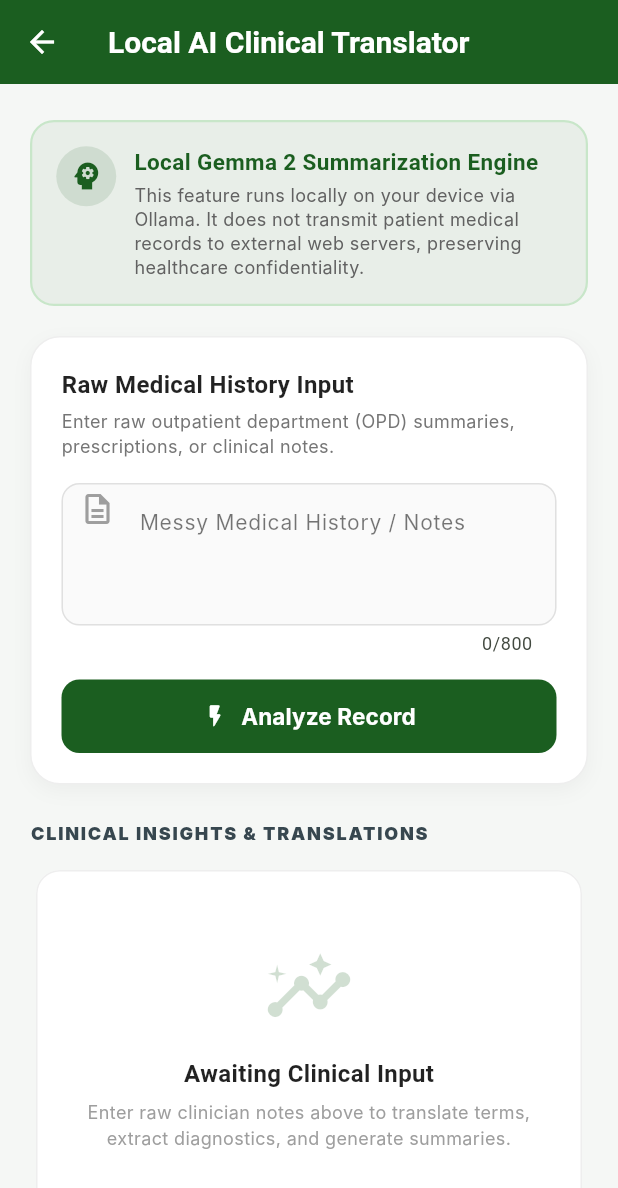
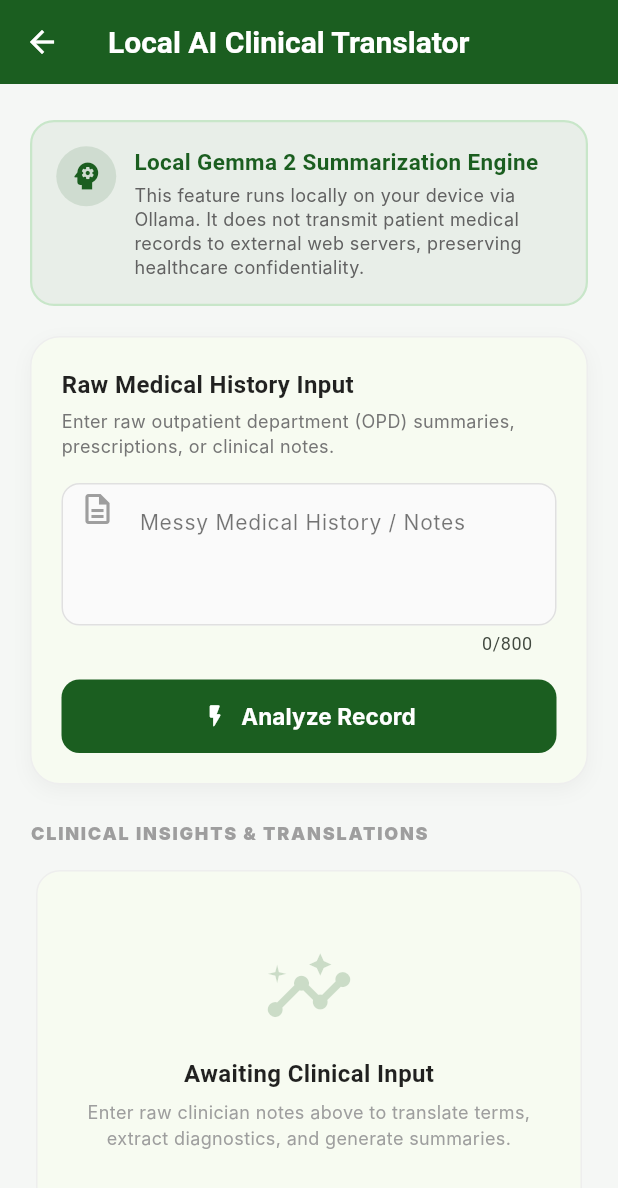
Before and after one commit to Dulith4579/FYP-application, a Flutter app: the ClinicalAiAnalyzer screen opened directly, on a phone screen of 412 x 824 dp. Shown: the top 1188 px of the screen. Run offline on Flutter 3.47's test engine with Material 3 defaults, Android fonts, the phone set to English and light mode, and no system bars; our stand-ins replace cloud_firestore, firebase_core; missing offline and left inert: encrypt; accounts and stored records are empty; Roboto replaces fonts that are missing (Inter, Outfit).

```diff
--- a/lib/screens/clinical_ai_analyzer_screen.dart
+++ b/lib/screens/clinical_ai_analyzer_screen.dart
@@ -22,10 +22,10 @@
   ClinicalAnalysisResult? _analysisResult;
   String? _errorMessage;
 
-  // Design system constants
-  static const Color _primaryGreen = Color(0xFF1B5E20);   // Deep Forest Green
-  static const Color _bgColor = Color(0xFFF5F7F5);        // Soft slate background
-  static const Color _cardBorderColor = Color(0xFFC8E6C9);
+  // Design system constants (dynamic for dark mode)
+  Color get _primaryGreen => Theme.of(context).brightness == Brightness.dark ? const Color(0xFF81C784) : const Color(0xFF1B5E20);
+  Color get _bgColor => Theme.of(context).scaffoldBackgroundColor;
+  Color get _cardBorderColor => Theme.of(context).brightness == Brightness.dark ? const Color(0xFF2E7D32) : const Color(0xFFC8E6C9);
 
   @override
   void dispose() {
@@ -63,8 +63,8 @@
           _analysisResult = result;
         });
         ScaffoldMessenger.of(context).showSnackBar(
-          const SnackBar(
-            content: Text('Clinical notes analyzed successfully!'),
+          SnackBar(
+            content: const Text('Clinical notes analyzed successfully!'),
             backgroundColor: _primaryGreen,
           ),
         );
@@ -112,7 +112,7 @@
     return Scaffold(
       backgroundColor: _bgColor,
       appBar: AppBar(
-        backgroundColor: _primaryGreen,
+        backgroundColor: Theme.of(context).brightness == Brightness.dark ? Theme.of(context).cardColor : _primaryGreen,
         foregroundColor: Colors.white,
         elevation: 0,
         title: const Text(
@@ -147,7 +147,7 @@
                   fontSize: 12,
                   fontWeight: FontWeight.w900,
                   letterSpacing: 1.2,
-                  color: Color(0xFF37474F),
+                  color: Colors.grey,
                 ),
               ),
               const SizedBox(height: 12),
@@ -161,6 +161,7 @@
   }
 
   Widget _buildFeatureOverviewCard() {
+    final isDark = Theme.of(context).brightness == Brightness.dark;
     return Container(
       padding: const EdgeInsets.all(16),
       decoration: BoxDecoration(
@@ -177,7 +178,7 @@
               color: _primaryGreen.withOpacity(0.12),
               shape: BoxShape.circle,
             ),
-            child: const Icon(
+            child: Icon(
               Icons.psychology,
               color: _primaryGreen,
               size: 24,
@@ -188,7 +189,7 @@
             child: Column(
               crossAxisAlignment: CrossAxisAlignment.start,
               children: [
-                const Text(
+                Text(
                   'Local Gemma 2 Summarization Engine',
                   style: TextStyle(
                     fontFamily: 'Outfit',
@@ -204,7 +205,7 @@
                     fontFamily: 'Inter',
                     fontSize: 12,
                     height: 1.3,
-                    color: Colors.grey[700],
+                    color: isDark ? Colors.grey[400] : Colors.grey[700],
                   ),
                 ),
               ],
@@ -216,30 +217,31 @@
   }
 
   Widget _buildInputCard() {
+    final isDark = Theme.of(context).brightness == Brightness.dark;
     return Container(
       decoration: BoxDecoration(
-        color: Colors.white,
+        color: Theme.of(context).cardColor,
         borderRadius: BorderRadius.circular(20),
         boxShadow: [
           BoxShadow(
-            color: Colors.black.withOpacity(0.04),
+            color: Colors.black.withOpacity(isDark ? 0.2 : 0.04),
             blurRadius: 10,
             offset: const Offset(0, 4),
           )
         ],
-        border: Border.all(color: Colors.grey[200]!),
+        border: Border.all(color: isDark ? Colors.grey[800]! : Colors.grey[200]!),
       ),
       padding: const EdgeInsets.all(20),
       child: Column(
         crossAxisAlignment: CrossAxisAlignment.stretch,
         children: [
-          const Text(
+          Text(
             'Raw Medical History Input',
             style: TextStyle(
               fontFamily: 'Outfit',
               fontSize: 16,
               fontWeight: FontWeight.bold,
-              color: Colors.black87,
+              color: isDark ? Colors.white70 : Colors.black87,
             ),
           ),
           const SizedBox(height: 4),
@@ -248,7 +250,7 @@
             style: TextStyle(
               fontFamily: 'Inter',
               fontSize: 12,
-              color: Colors.grey[600],
+              color: isDark ? Colors.grey[400] : Colors.grey[600],
             ),
           ),
           const SizedBox(height: 16),
@@ -259,22 +261,22 @@
             maxLines: 6,
             minLines: 3,
             maxLength: 800,
-            style: const TextStyle(
+            style: TextStyle(
               fontFamily: 'Inter',
               fontSize: 14,
-              color: Colors.black87,
+              color: isDark ? Colors.white70 : Colors.black87,
             ),
             decoration: InputDecoration(
               hintText: 'e.g., Pt c/o fever since 3 days, cough, chest tightness. Rx: Amoxicillin 500mg TDS x 5d, Paracetamol 1g QDS PRN.',
               hintStyle: TextStyle(
-                color: Colors.grey[400],
+                color: isDark ? Colors.grey[600] : Colors.grey[400],
                 fontSize: 13,
                 fontStyle: FontStyle.italic,
               ),
               labelText: 'Messy Medical History / Notes',
-              labelStyle: const TextStyle(
+              labelStyle: TextStyle(
                 fontFamily: 'Inter',
-                color: Colors.black54,
+                color: isDark ? Colors.white70 : Colors.black54,
                 fontSize: 14,
               ),
               alignLabelWithHint: true,
@@ -284,18 +286,18 @@
               ),
               border: OutlineInputBorder(
                 borderRadius: BorderRadius.circular(12),
-                borderSide: BorderSide(color: Colors.grey[300]!),
+                borderSide: BorderSide(color: isDark ? Colors.grey[700]! : Colors.grey[300]!),
               ),
               enabledBorder: OutlineInputBorder(
                 borderRadius: BorderRadius.circular(12),
-                borderSide: BorderSide(color: Colors.grey[300]!),
+                borderSide: BorderSide(color: isDark ? Colors.grey[700]! : Colors.grey[300]!),
               ),
               focusedBorder: OutlineInputBorder(
                 borderRadius: BorderRadius.circular(12),
-                borderSide: const BorderSide(color: _primaryGreen, width: 1.8),
+                borderSide: BorderSide(color: _primaryGreen, width: 1.8),
               ),
               filled: true,
-              fillColor: const Color(0xFFFAFAFA),
+              fillColor: isDark ? Colors.grey[900] : const Color(0xFFFAFAFA),
             ),
           ),
           const SizedBox(height: 16),
@@ -338,23 +340,24 @@
   }
 
   Widget _buildOutputSection() {
+    final isDark = Theme.of(context).brightness == Brightness.dark;
     if (_isLoading) {
       return Card(
-        color: Colors.white,
+        color: Theme.of(context).cardColor,
         elevation: 0,
         shape: RoundedRectangleBorder(
           borderRadius: BorderRadius.circular(16),
-          side: BorderSide(color: Colors.grey[200]!),
+          side: BorderSide(color: isDark ? Colors.grey[800]! : Colors.grey[200]!),
         ),
         child: Padding(
           padding: const EdgeInsets.symmetric(vertical: 40, horizontal: 20),
           child: Column(
             children: [
-              const CircularProgressIndicator(
+              CircularProgressIndicator(
                 valueColor: AlwaysStoppedAnimation<Color>(_primaryGreen),
               ),
               const SizedBox(height: 20),
-              const Text(
+              Text(
                 'Generating Trilingual Summary...',
                 style: TextStyle(
                   fontFamily: 'Outfit',
@@ -370,7 +373,7 @@
                 style: TextStyle(
                   fontFamily: 'Inter',
                   fontSize: 12,
-                  color: Colors.grey[600],
+                  color: isDark ? Colors.grey[400] : Colors.grey[600],
                 ),
               ),
             ],
@@ -381,11 +384,11 @@
 
     if (_errorMessage != null) {
       return Card(
-        color: Colors.white,
+        color: Theme.of(context).cardColor,
         elevation: 0,
         shape: RoundedRectangleBorder(
           borderRadius: BorderRadius.circular(16),
-          side: BorderSide(color: Colors.red[200]!, width: 1.5),
+          side: BorderSide(color: isDark ? Colors.red[800]! : Colors.red[200]!, width: 1.5),
         ),
         child: Padding(
           padding: const EdgeInsets.all(20),
@@ -396,14 +399,14 @@
                 children: [
                   Icon(Icons.wifi_off_rounded, color: Colors.red[800], size: 28),
                   const SizedBox(width: 12),
-                  const Expanded(
+                  Expanded(
                     child: Text(
                       'Ollama Connection Offline',
                       style: TextStyle(
                         fontFamily: 'Outfit',
                         fontWeight: FontWeight.bold,
                         fontSize: 16,
-                        color: Colors.black87,
+                        color: isDark ? Colors.white70 : Colors.black87,
                       ),
                     ),
                   ),
@@ -416,7 +419,7 @@
                   fontFamily: 'Inter',
                   fontSize: 13,
                   fontWeight: FontWeight.bold,
-                  color: Colors.grey[800],
+                  color: isDark ? Colors.grey[300] : Colors.grey[800],
                 ),
               ),
               const SizedBox(height: 8),
@@ -427,35 +430,35 @@
                   children: [
                     Text(
                       '• Ensure Ollama is running on your host machine.',
-                      style: TextStyle(fontFamily: 'Inter', fontSize: 12, color: Colors.grey[700]),
+                      style: TextStyle(fontFamily: 'Inter', fontSize: 12, color: isDark ? Colors.grey[400] : Colors.grey[700]),
                     ),
                     const SizedBox(height: 4),
                     Text(
                       '• Verify model is pre-installed: "ollama pull gemma2:2b"',
-                      style: TextStyle(fontFamily: 'Inter', fontSize: 12, color: Colors.grey[700]),
+                      style: TextStyle(fontFamily: 'Inter', fontSize: 12, color: isDark ? Colors.grey[400] : Colors.grey[700]),
                     ),
                     const SizedBox(height: 4),
                     Text(
                       '• Verify the host is listening on port 11434.',
-                      style: TextStyle(fontFamily: 'Inter', fontSize: 12, color: Colors.grey[700]),
+                      style: TextStyle(fontFamily: 'Inter', fontSize: 12, color: isDark ? Colors.grey[400] : Colors.grey[700]),
                     ),
                     if (kIsWeb) ...[
                       const SizedBox(height: 6),
                       Text(
                         '• CORS Policy: Web browsers block local API requests unless Ollama is started with CORS allowed. Set OLLAMA_ORIGINS in your terminal:',
-                        style: TextStyle(fontFamily: 'Inter', fontSize: 12, fontWeight: FontWeight.bold, color: Colors.amber[900]),
+                        style: TextStyle(fontFamily: 'Inter', fontSize: 12, fontWeight: FontWeight.bold, color: isDark ? Colors.amber[300] : Colors.amber[900]),
                       ),
                       const SizedBox(height: 4),
                       Container(
                         padding: const EdgeInsets.all(8),
                         width: double.infinity,
                         decoration: BoxDecoration(
-                          color: Colors.grey[100],
+                          color: isDark ? Colors.grey[900] : Colors.grey[100],
                           borderRadius: BorderRadius.circular(6),
                         ),
                         child: Text(
                           'Windows PowerShell:\n\$env:OLLAMA_ORIGINS="*"\nollama serve\n\nCMD:\nset OLLAMA_ORIGINS=*\nollama serve',
-                          style: const TextStyle(fontFamily: 'Courier', fontSize: 10.5, color: Colors.black87),
+                          style: TextStyle(fontFamily: 'Courier', fontSize: 10.5, color: isDark ? Colors.white70 : Colors.black87),
                         ),
                       ),
                     ],
@@ -466,15 +469,15 @@
               Container(
                 padding: const EdgeInsets.all(10),
                 decoration: BoxDecoration(
-                  color: Colors.grey[100],
+                  color: isDark ? Colors.grey[900] : Colors.grey[100],
                   borderRadius: BorderRadius.circular(8),
                 ),
                 child: Text(
                   'Details: $_errorMessage',
-                  style: const TextStyle(
+                  style: TextStyle(
                     fontFamily: 'Courier',
                     fontSize: 11,
-                    color: Colors.black54,
+                    color: isDark ? Colors.white70 : Colors.black54,
                   ),
                 ),
               ),
@@ -497,11 +500,11 @@
 
     if (_analysisResult == null) {
       return Card(
-        color: Colors.white,
+        color: Theme.of(context).cardColor,
         elevation: 0,
         shape: RoundedRectangleBorder(
           borderRadius: BorderRadius.circular(16),
-          side: BorderSide(color: Colors.grey[200]!),
+          side: BorderSide(color: isDark ? Colors.grey[800]! : Colors.grey[200]!),
         ),
         child: Padding(
           padding: const EdgeInsets.symmetric(vertical: 48, horizontal: 24),
@@ -513,13 +516,13 @@
                 color: _primaryGreen.withOpacity(0.2),
               ),
               const SizedBox(height: 16),
-              const Text(
+              Text(
                 'Awaiting Clinical Input',
                 style: TextStyle(
                   fontFamily: 'Outfit',
                   fontWeight: FontWeight.bold,
                   fontSize: 16,
-                  color: Colors.black87,
+                  color: isDark ? Colors.white70 : Colors.black87,
                 ),
               ),
               const SizedBox(height: 6),
@@ -529,7 +532,7 @@
                 style: TextStyle(
                   fontFamily: 'Inter',
                   fontSize: 12,
-                  color: Colors.grey[500],
+                  color: isDark ? Colors.grey[400] : Colors.grey[500],
                 ),
               ),
             ],
@@ -555,7 +558,7 @@
         _buildResultCard(
           title: '2. Active Prescriptions',
           icon: Icons.medication_rounded,
-          color: Colors.teal[700]!,
+          color: isDark ? Colors.teal[300]! : Colors.teal[700]!,
           content: result.activePrescriptions,
         ),
         const SizedBox(height: 16),
@@ -564,7 +567,7 @@
         _buildResultCard(
           title: '3. Plain-Language Summary & Translations',
           icon: Icons.g_translate_rounded,
-          color: Colors.indigo[800]!,
+          color: isDark ? Colors.indigo[300]! : Colors.indigo[800]!,
           content: result.plainSummaryTranslations,
         ),
       ],
@@ -577,13 +580,14 @@
     required Color color,
     required String content,
   }) {
+    final isDark = Theme.of(context).brightness == Brightness.dark;
     return Container(
       decoration: BoxDecoration(
-        color: Colors.white,
+        color: Theme.of(context).cardColor,
         borderRadius: BorderRadius.circular(16),
         boxShadow: [
           BoxShadow(
-            color: Colors.black.withOpacity(0.02),
+            color: Colors.black.withOpacity(isDark ? 0.2 : 0.02),
             blurRadius: 8,
             offset: const Offset(0, 3),
           )
@@ -622,11 +626,11 @@
               padding: const EdgeInsets.all(16),
               child: Text(
                 content,
-                style: const TextStyle(
+                style: TextStyle(
                   fontFamily: 'Inter',
                   fontSize: 13.5,
                   height: 1.45,
-                  color: Colors.black87,
+                  color: isDark ? Colors.white70 : Colors.black87,
                 ),
               ),
             ),
```
